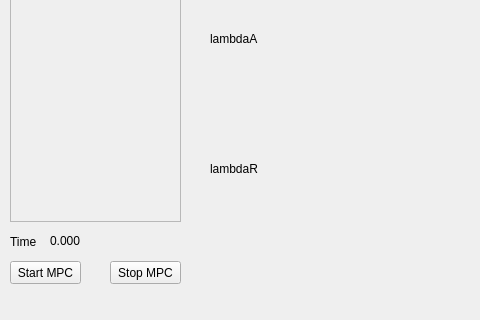
cic12/exo_control, file GUI/GUI.ui: the form before one commit; both pictures show x 0 to 480 and y 556 to 876 of the 712 by 876 pixel window.
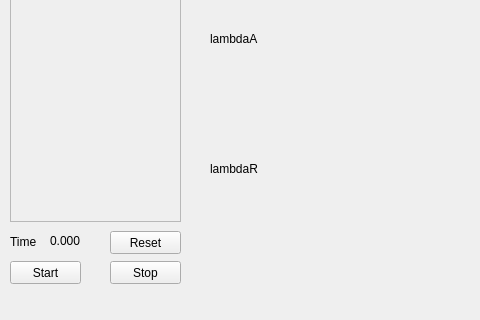
The form after the commit. Custom widgets are drawn as their Qt base class.

Commit message: timer issues with reset

```diff
--- a/GUI/GUI.ui
+++ b/GUI/GUI.ui
@@ -37,7 +37,7 @@
      </rect>
     </property>
     <property name="text">
-     <string>Start MPC</string>
+     <string>Start</string>
     </property>
    </widget>
    <widget class="QPushButton" name="btn_stop">
@@ -50,7 +50,7 @@
      </rect>
     </property>
     <property name="text">
-     <string>Stop MPC</string>
+     <string>Stop</string>
     </property>
    </widget>
    <widget class="QLabel" name="label_3">
@@ -481,6 +481,19 @@
      <string/>
     </property>
    </widget>
+   <widget class="QPushButton" name="btn_reset">
+    <property name="geometry">
+     <rect>
+      <x>110</x>
+      <y>770</y>
+      <width>71</width>
+      <height>23</height>
+     </rect>
+    </property>
+    <property name="text">
+     <string>Reset</string>
+    </property>
+   </widget>
   </widget>
   <widget class="QMenuBar" name="menuBar">
    <property name="geometry">
```
Left out of the diff: 17 changed lines with no effect on the pictures. The commit also changes 4 other files.
